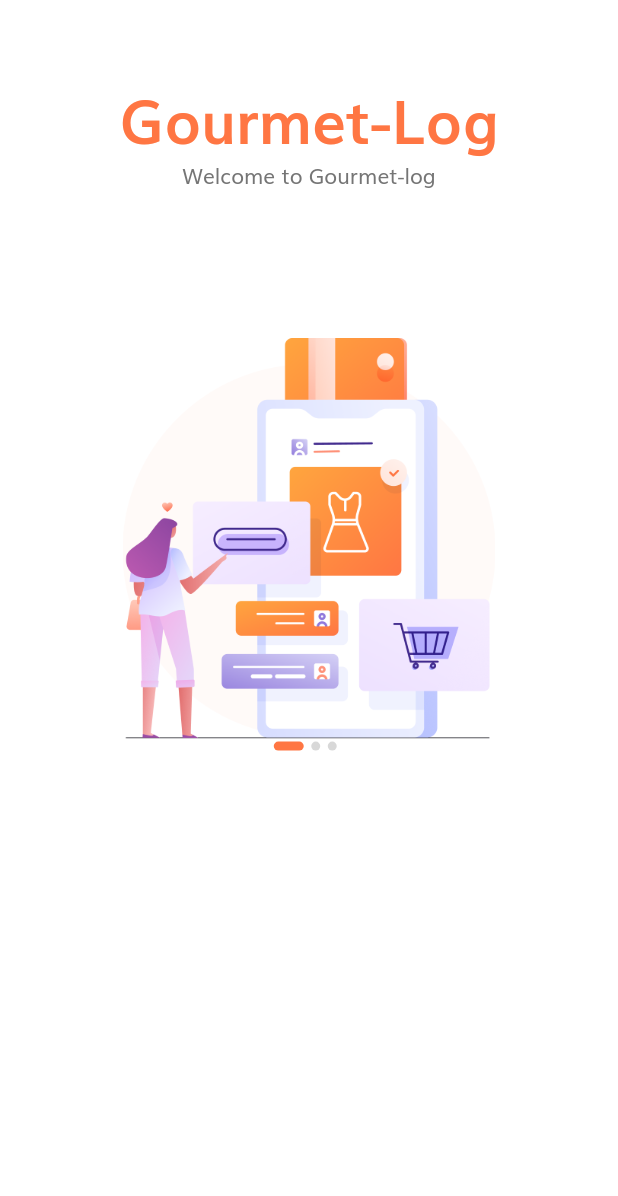
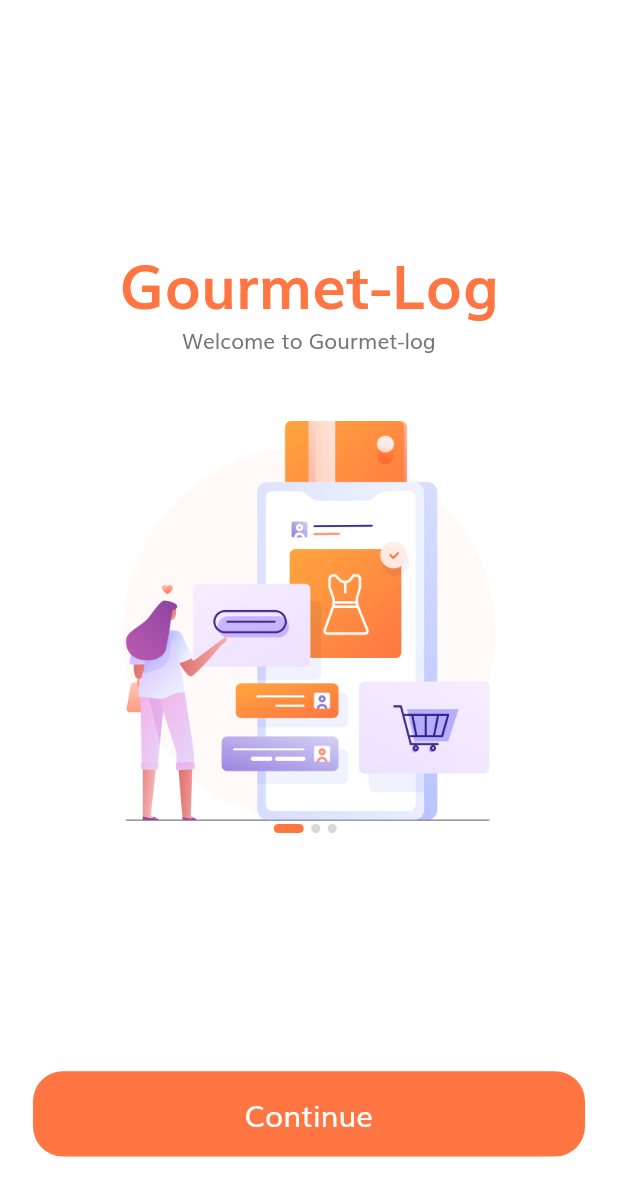
Before and after one commit to hyorangnavi/flutter_shop_app, a Flutter app: the screen it shows after launch, on a phone screen of 412 x 824 dp. Shown: the top 1196 px of the screen. Run offline on Flutter 3.47's test engine with Material 2 defaults, Android fonts, the phone set to English and light mode, and no system bars.

Commit message:
finish splash page

```diff
--- /dev/null
+++ b/lib/components/default_button.dart
@@ -0,0 +1,30 @@
+import 'package:flutter/material.dart';
+import '../constants.dart';
+import '../size_config.dart';
+
+class DefaultButton extends StatelessWidget {
+  const DefaultButton({
+    Key key,
+    this.text,
+    this.press,
+  }) : super(key: key);
+  final String text;
+  final Function press;
+
+  @override
+  Widget build(BuildContext context) {
+    return SizedBox(
+      width: double.infinity,
+      height: getProportionateScreenHeight(56),
+      child: FlatButton(
+          shape:
+              RoundedRectangleBorder(borderRadius: BorderRadius.circular(20)),
+          color: kPrimaryColor,
+          onPressed: press,
+          child: Text(text,
+              style: TextStyle(
+                  fontSize: getProportionateScreenWidth(18),
+                  color: Colors.white))),
+    );
+  }
+}
--- a/lib/main.dart
+++ b/lib/main.dart
@@ -1,5 +1,6 @@
 import 'package:flutter/material.dart';
 import 'package:flutter_shop_app/constants.dart';
+import 'package:flutter_shop_app/routes.dart';
 import 'package:flutter_shop_app/screens/splash/splash_screen.dart';
 
 void main() {
@@ -21,7 +22,9 @@ class MyApp extends StatelessWidget {
             bodyText2: TextStyle(color: kTextColor),
           ),
           visualDensity: VisualDensity.adaptivePlatformDensity),
-      home: SplashScreen(),
+      //home: SplashScreen(),
+      initialRoute: SplashScreen.routeName,
+      routes: routes,
     );
   }
 }
--- /dev/null
+++ b/lib/routes.dart
@@ -0,0 +1,6 @@
+import 'package:flutter/widgets.dart';
+import 'package:flutter_shop_app/screens/splash/splash_screen.dart';
+
+final Map<String, WidgetBuilder> routes = {
+  SplashScreen.routeName: (context) => SplashScreen()
+};
--- a/lib/screens/splash/components/body.dart
+++ b/lib/screens/splash/components/body.dart
@@ -1,6 +1,8 @@
 import 'package:flutter/material.dart';
 import 'package:flutter_shop_app/constants.dart';
+import 'package:flutter_shop_app/size_config.dart';
 import '../components/splash_content.dart';
+import '../../../components/default_button.dart';
 
 class Body extends StatefulWidget {
   @override
@@ -24,6 +26,7 @@ class _BodyState extends State<Body> {
         width: double.infinity,
         child: Column(
           children: <Widget>[
+            Spacer(),
             Expanded(
               flex: 3,
               child: PageView.builder(
@@ -39,13 +42,20 @@ class _BodyState extends State<Body> {
             ),
             Expanded(
                 flex: 2,
+                child: Padding(
+                  padding: EdgeInsets.symmetric(
+                      horizontal: getProportionateScreenWidth(20)),
                   child: Column(
                     children: <Widget>[
                       Row(
                           mainAxisAlignment: MainAxisAlignment.center,
                           children: List.generate(splashData.length,
-                            (index) => buildDot(index: index)))
+                              (index) => buildDot(index: index))),
+                      Spacer(flex: 3),
+                      DefaultButton(text: "Continue", press: () {}),
+                      Spacer(),
                     ],
+                  ),
                 )),
           ],
         ),
--- a/lib/screens/splash/splash_screen.dart
+++ b/lib/screens/splash/splash_screen.dart
@@ -3,6 +3,7 @@ import 'package:flutter_shop_app/screens/splash/components/body.dart';
 import 'package:flutter_shop_app/size_config.dart';
 
 class SplashScreen extends StatelessWidget {
+  static String routeName = "/splash";
   @override
   Widget build(BuildContext context) {
     SizeConfig().init(context);
```
Lines whose indentation alone changed are shown as unchanged.
